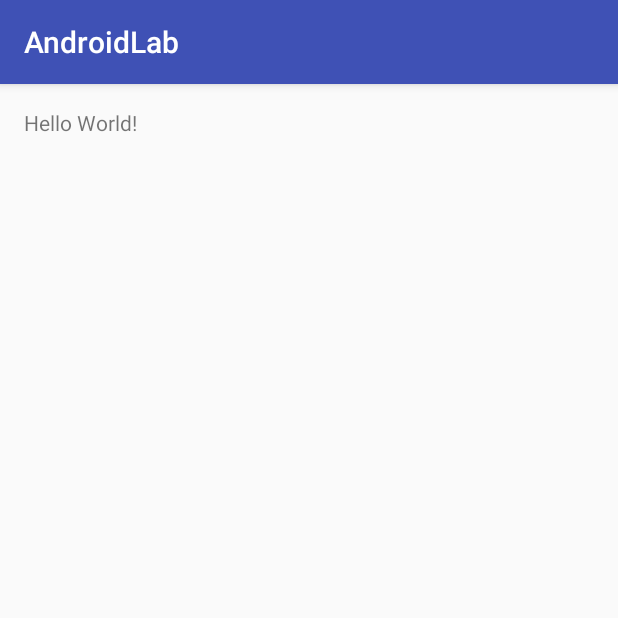
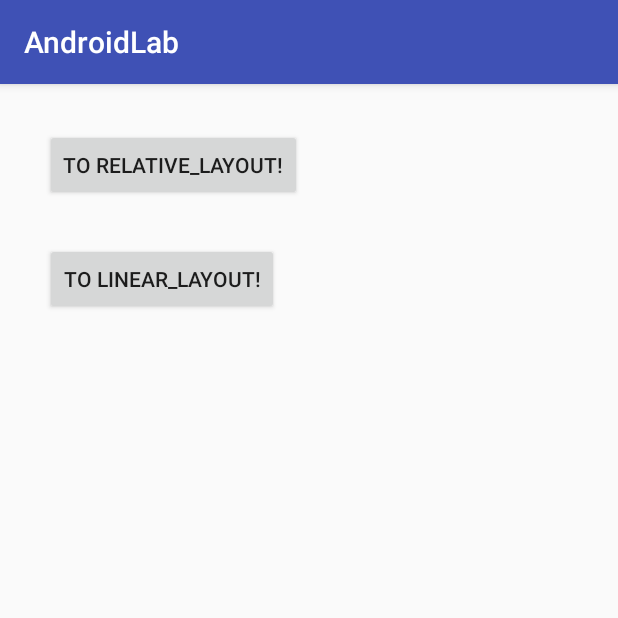
Before and after one commit to TheRishka/AndroidLab, an Android app: the screen it shows after launch (MainActivity), on a phone screen of 412 x 824 dp, the top half of it. Run offline under Robolectric (Android 15) with nearby library versions, the phone set to English and light mode, and no system bars.

Commit message:
Sample with layouts

```diff
--- a/app/src/main/AndroidManifest.xml
+++ b/app/src/main/AndroidManifest.xml
@@ -6,7 +6,6 @@
         android:allowBackup="true"
         android:icon="@mipmap/ic_launcher"
         android:label="@string/app_name"
-        android:supportsRtl="true"
         android:theme="@style/AppTheme">
         <activity android:name=".MainActivity">
             <intent-filter>
@@ -15,6 +14,8 @@
                 <category android:name="android.intent.category.LAUNCHER"/>
             </intent-filter>
         </activity>
+        <activity android:name=".LinearLayoutActivity"/>
+        <activity android:name=".RelativeLayoutActivity"/>
     </application>
 
 </manifest>
--- a/app/src/main/java/com/therishka/androidlab/MainActivity.java
+++ b/app/src/main/java/com/therishka/androidlab/MainActivity.java
@@ -1,7 +1,10 @@
 package com.therishka.androidlab;
 
+import android.support.annotation.IdRes;
 import android.support.v7.app.AppCompatActivity;
 import android.os.Bundle;
+import android.view.View;
+import android.widget.Button;
 
 public class MainActivity extends AppCompatActivity {
 
@@ -9,5 +12,34 @@ public class MainActivity extends AppCompatActivity {
     protected void onCreate(Bundle savedInstanceState) {
         super.onCreate(savedInstanceState);
         setContentView(R.layout.activity_main);
+        Button toRelative = (Button) findViewById(R.id.to_relative);
+        Button toLinear = (Button) findViewById(R.id.to_linear);
+
+        toRelative.setOnClickListener(new View.OnClickListener() {
+            @Override
+            public void onClick(View view) {
+                handleClicks(view.getId());
+            }
+        });
+
+        toLinear.setOnClickListener(new View.OnClickListener() {
+            @Override
+            public void onClick(View view) {
+                handleClicks(view.getId());
+            }
+        });
+
+
+    }
+
+    private void handleClicks(@IdRes int buttonId) {
+        switch (buttonId) {
+            case R.id.to_linear:
+                ScreenDelegate.startScreen(ScreenDelegate.Screens.LINEAR_LAYOUT_SCREEN, this);
+                break;
+            case R.id.to_relative:
+                ScreenDelegate.startScreen(ScreenDelegate.Screens.RELATIVE_LAYOUT_SCREEN, this);
+                break;
+        }
     }
 }
--- a/app/src/main/res/layout/activity_main.xml
+++ b/app/src/main/res/layout/activity_main.xml
@@ -1,17 +1,28 @@
 <?xml version="1.0" encoding="utf-8"?>
-<RelativeLayout
+<LinearLayout
     xmlns:android="http://schemas.android.com/apk/res/android"
     xmlns:tools="http://schemas.android.com/tools"
     android:layout_width="match_parent"
     android:layout_height="match_parent"
+    android:orientation="vertical"
     android:paddingBottom="@dimen/activity_vertical_margin"
     android:paddingLeft="@dimen/activity_horizontal_margin"
     android:paddingRight="@dimen/activity_horizontal_margin"
     android:paddingTop="@dimen/activity_vertical_margin"
-    tools:context="com.therishka.androidlab.MainActivity">
+    tools:context="com.therishka.androidlab.MainActivity"
+    tools:ignore="HardcodedText">
 
-    <TextView
+    <Button
+        android:id="@+id/to_relative"
         android:layout_width="wrap_content"
         android:layout_height="wrap_content"
-        android:text="Hello World!"/>
-</RelativeLayout>
+        android:layout_margin="14dp"
+        android:text="To Relative_Layout!"/>
+
+    <Button
+        android:id="@+id/to_linear"
+        android:layout_width="wrap_content"
+        android:layout_height="wrap_content"
+        android:layout_margin="14dp"
+        android:text="To Linear_Layout!"/>
+</LinearLayout>
```
Also changed, not shown: app/src/main/java/com/therishka/androidlab/LinearLayoutActivity.java (added, +16 -0 lines), app/src/main/java/com/therishka/androidlab/RelativeLayoutActivity.java (added, +16 -0 lines), app/src/main/java/com/therishka/androidlab/ScreenDelegate.java (added, +36 -0 lines), app/src/main/res/layout/activity_ll.xml (added, +24 -0 lines), app/src/main/res/layout/activity_rl.xml (added, +30 -0 lines).
